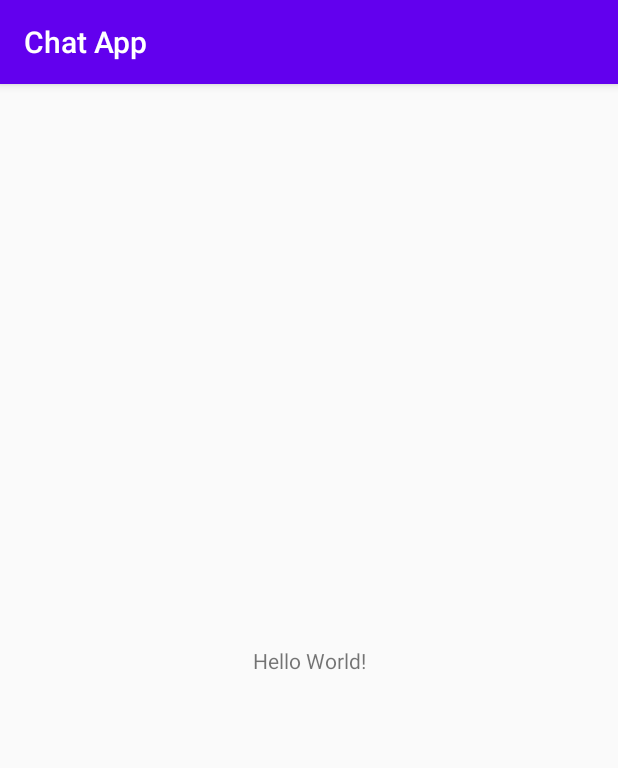
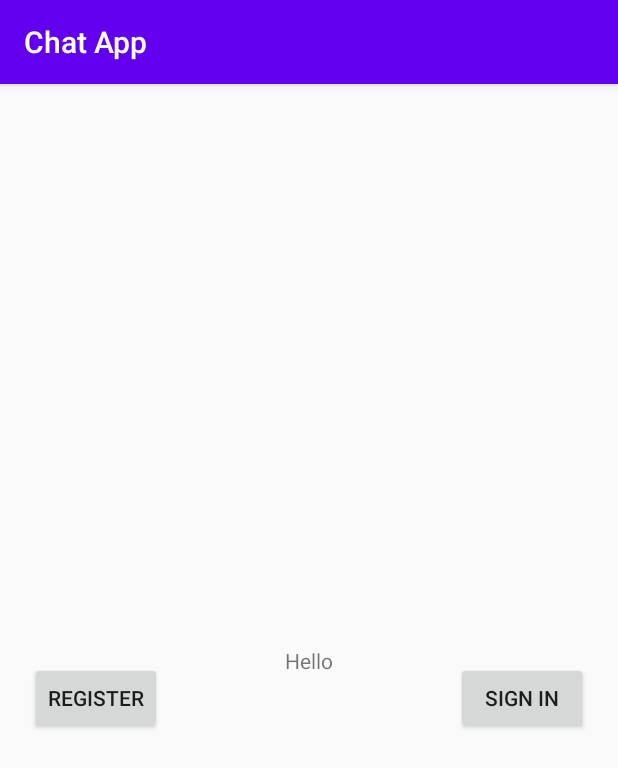
Before and after one commit to ajp54/Team-2-TCSS-450, an Android app: the screen it shows after launch (MainActivity before the commit, AuthActivity after it), on a phone screen of 412 x 824 dp. Shown: the top 768 px of the screen. Run offline under Robolectric (Android 15) with nearby library versions, the phone set to English and light mode, and no system bars.

Commit message:
LoginFragment works for now.

```diff
--- /dev/null
+++ b/app/src/main/java/edu/uw/tcss450/chatapp/AuthActivity.java
@@ -0,0 +1,28 @@
+package edu.uw.tcss450.chatapp;
+
+import android.os.Bundle;
+
+import androidx.appcompat.app.AppCompatActivity;
+import androidx.fragment.app.Fragment;
+
+import android.view.LayoutInflater;
+import android.view.View;
+import android.view.ViewGroup;
+
+
+/**
+ * A simple {@link Fragment} subclass.
+ */
+public class AuthActivity extends AppCompatActivity {
+
+    public AuthActivity() {
+        // Required empty public constructor
+    }
+
+    @Override
+    protected void onCreate(Bundle savedInstanceState) {
+        super.onCreate(savedInstanceState);
+        setContentView(R.layout.activity_auth);
+        //
+    }
+}
--- /dev/null
+++ b/app/src/main/java/edu/uw/tcss450/chatapp/LoginFragment.java
@@ -0,0 +1,56 @@
+package edu.uw.tcss450.chatapp;
+
+import android.os.Bundle;
+
+import androidx.annotation.NonNull;
+import androidx.annotation.Nullable;
+import androidx.fragment.app.Fragment;
+import androidx.navigation.Navigation;
+
+import android.util.Log;
+import android.view.LayoutInflater;
+import android.view.View;
+import android.view.ViewGroup;
+
+import edu.uw.tcss450.chatapp.databinding.FragmentLoginBinding;
+
+
+/**
+ * A simple {@link Fragment} subclass.
+ */
+public class LoginFragment extends Fragment {
+
+    private FragmentLoginBinding binding;
+
+    public LoginFragment() {
+        // Required empty public constructor
+    }
+
+    @Override
+    public void onCreate(@Nullable Bundle savedInstanceState) {
+        super.onCreate(savedInstanceState);
+    }
+
+
+    @Override
+    public View onCreateView(LayoutInflater inflater, ViewGroup container,
+                             Bundle savedInstanceState) {
+        // Inflate the layout for this fragment
+        binding = FragmentLoginBinding.inflate(inflater, container, false);
+        return binding.getRoot();
+    }
+
+    @Override
+    public void onViewCreated (@NonNull View view, @Nullable Bundle savedInstanceState) {
+        super.onViewCreated(view, savedInstanceState);
+
+        binding.buttonLoginRegister.setOnClickListener(button -> Navigation.findNavController(getView())
+                .navigate(LoginFragmentDirections.actionLoginFragmentToRegisterFragment2()));
+
+        //NavDirections directions = LoginFragmentDirections.actionLoginFragmentToRegisterFragment();
+
+
+
+    }
+
+}
--- /dev/null
+++ b/app/src/main/res/layout/activity_auth.xml
@@ -0,0 +1,20 @@
+<?xml version="1.0" encoding="utf-8"?>
+<androidx.constraintlayout.widget.ConstraintLayout
+    xmlns:android="http://schemas.android.com/apk/res/android"
+    xmlns:tools="http://schemas.android.com/tools"
+    android:id="@+id/frame_main_fragment_container"
+    xmlns:app="http://schemas.android.com/apk/res-auto"
+    android:layout_width="match_parent"
+    android:layout_height="match_parent"
+    tools:context=".AuthActivity">
+
+    <fragment android:id="@+id/nav_host_fragment"
+        android:name="androidx.navigation.fragment.NavHostFragment"
+        android:layout_width="0dp"
+        android:layout_height="0dp"
+        app:layout_constraintLeft_toLeftOf="parent"
+        app:layout_constraintRight_toRightOf="parent"
+        app:layout_constraintTop_toTopOf="parent"
+        app:layout_constraintBottom_toBottomOf="parent"
+        app:defaultNavHost="true" app:navGraph="@navigation/auth_graph" />
+</androidx.constraintlayout.widget.ConstraintLayout>
--- /dev/null
+++ b/app/src/main/res/layout/fragment_login.xml
@@ -0,0 +1,39 @@
+<?xml version="1.0" encoding="utf-8"?>
+<androidx.constraintlayout.widget.ConstraintLayout xmlns:android="http://schemas.android.com/apk/res/android"
+    xmlns:app="http://schemas.android.com/apk/res-auto"
+    xmlns:tools="http://schemas.android.com/tools"
+    android:id="@+id/frameLayout"
+    android:layout_width="match_parent"
+    android:layout_height="match_parent"
+    tools:context=".LoginFragment">
+
+    <Button
+        android:id="@+id/button_login_register"
+        android:layout_width="wrap_content"
+        android:layout_height="wrap_content"
+        android:layout_marginStart="20dp"
+        android:layout_marginTop="50dp"
+        android:text="Register"
+        app:layout_constraintBottom_toBottomOf="parent"
+        app:layout_constraintStart_toStartOf="parent"
+        app:layout_constraintTop_toTopOf="parent" />
+
+    <Button
+        android:id="@+id/button_login_signin"
+        android:layout_width="wrap_content"
+        android:layout_height="wrap_content"
+        android:layout_marginEnd="20dp"
+        android:text="Sign In"
+        app:layout_constraintBaseline_toBaselineOf="@+id/button_login_register"
+        app:layout_constraintEnd_toEndOf="parent" />
+
+    <TextView
+        android:id="@+id/textView"
+        android:layout_width="wrap_content"
+        android:layout_height="wrap_content"
+        android:text="Hello"
+        app:layout_constraintBottom_toBottomOf="parent"
+        app:layout_constraintEnd_toEndOf="parent"
+        app:layout_constraintStart_toStartOf="parent"
+        app:layout_constraintTop_toTopOf="parent" />
+</androidx.constraintlayout.widget.ConstraintLayout>
--- a/app/src/main/res/navigation/auth_graph.xml
+++ b/app/src/main/res/navigation/auth_graph.xml
@@ -1,5 +1,31 @@
 <?xml version="1.0" encoding="utf-8"?>
 <navigation xmlns:android="http://schemas.android.com/apk/res/android"
-    xmlns:app="http://schemas.android.com/apk/res-auto" android:id="@+id/auth_graph">
+    xmlns:app="http://schemas.android.com/apk/res-auto"
+    xmlns:tools="http://schemas.android.com/tools"
+    android:id="@+id/auth_graph"
+    app:startDestination="@id/loginFragment">
 
+    <fragment
+        android:id="@+id/loginFragment"
+        android:name="edu.uw.tcss450.chatapp.LoginFragment"
+        android:label="fragment_login"
+        tools:layout="@layout/fragment_login" >
+        <action
+            android:id="@+id/action_loginFragment_to_registerFragment2"
+            app:destination="@id/registerFragment" />
+    </fragment>
+    <fragment
+        android:id="@+id/registerFragment"
+        android:name="edu.uw.tcss450.chatapp.RegisterFragment"
+        android:label="fragment_register"
+        tools:layout="@layout/fragment_register" >
+        <action
+            android:id="@+id/action_registerFragment_to_loginFragment2"
+            app:destination="@id/loginFragment" />
+    </fragment>
+    <activity
+        android:id="@+id/mainActivity"
+        android:name="edu.uw.tcss450.chatapp.MainActivity"
+        android:label="activity_main"
+        tools:layout="@layout/activity_main" />
 </navigation>
--- a/app/src/main/res/values/strings.xml
+++ b/app/src/main/res/values/strings.xml
@@ -1,3 +1,6 @@
 <resources>
     <string name="app_name">Chat App</string>
+
+    <!-- TODO: Remove or change this placeholder text -->
+    <string name="hello_blank_fragment">Hello blank fragment</string>
 </resources>
--- a/build.gradle
+++ b/build.gradle
@@ -9,7 +9,8 @@ buildscript {
     }
     dependencies {
         classpath 'com.android.tools.build:gradle:3.6.2'
-
+        def nav_version = "2.3.0-alpha04"
+        classpath "androidx.navigation:navigation-safe-args-gradle-plugin:$nav_version"
 
         // NOTE: Do not place your application dependencies here; they belong
         // in the individual module build.gradle files
```
Also changed, not shown: app/build.gradle (+9 -0 lines), app/src/main/AndroidManifest.xml (+17 -1 lines), app/src/main/java/edu/uw/tcss450/chatapp/RegisterFragment.java (added, +60 -0 lines), app/src/main/java/edu/uw/tcss450/chatapp/Success.java (added, +28 -0 lines), app/src/main/res/layout/fragment_register.xml (added, +19 -0 lines), app/src/main/res/layout/fragment_success.xml (added, +19 -0 lines), app/src/main/res/navigation/main_graph.xml (+9 -1 lines).
